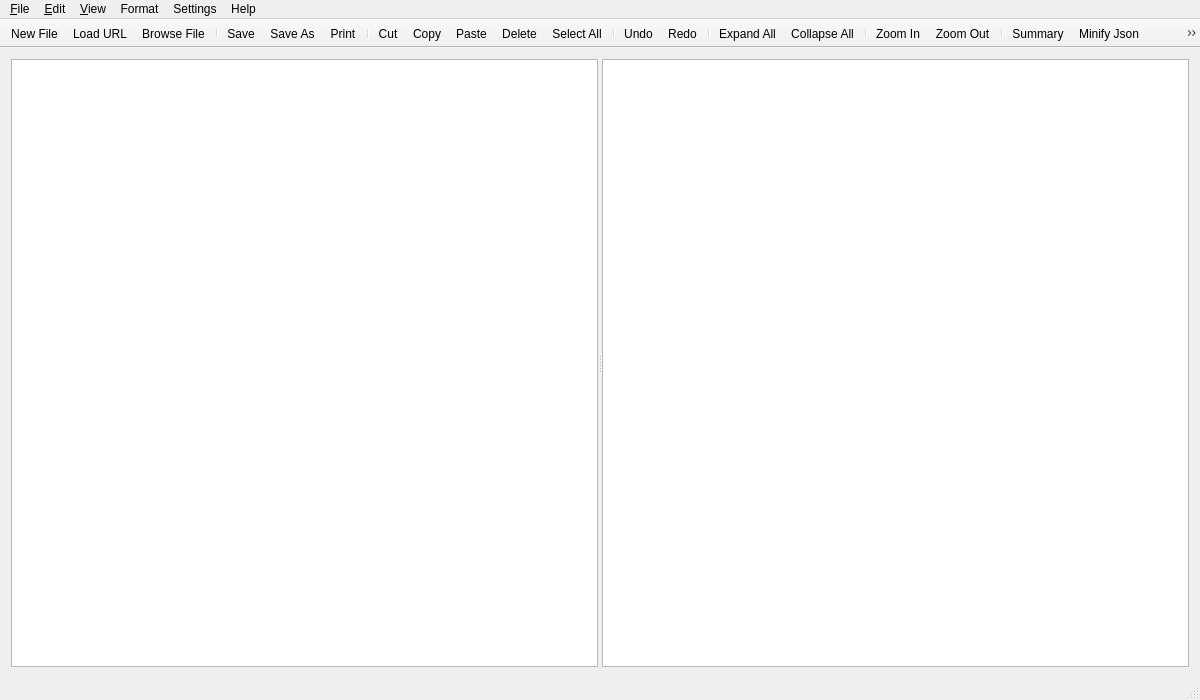
Old version of the form MainWindow.ui in the repository CYB3RPHO3NIX/Json-Visualizer.
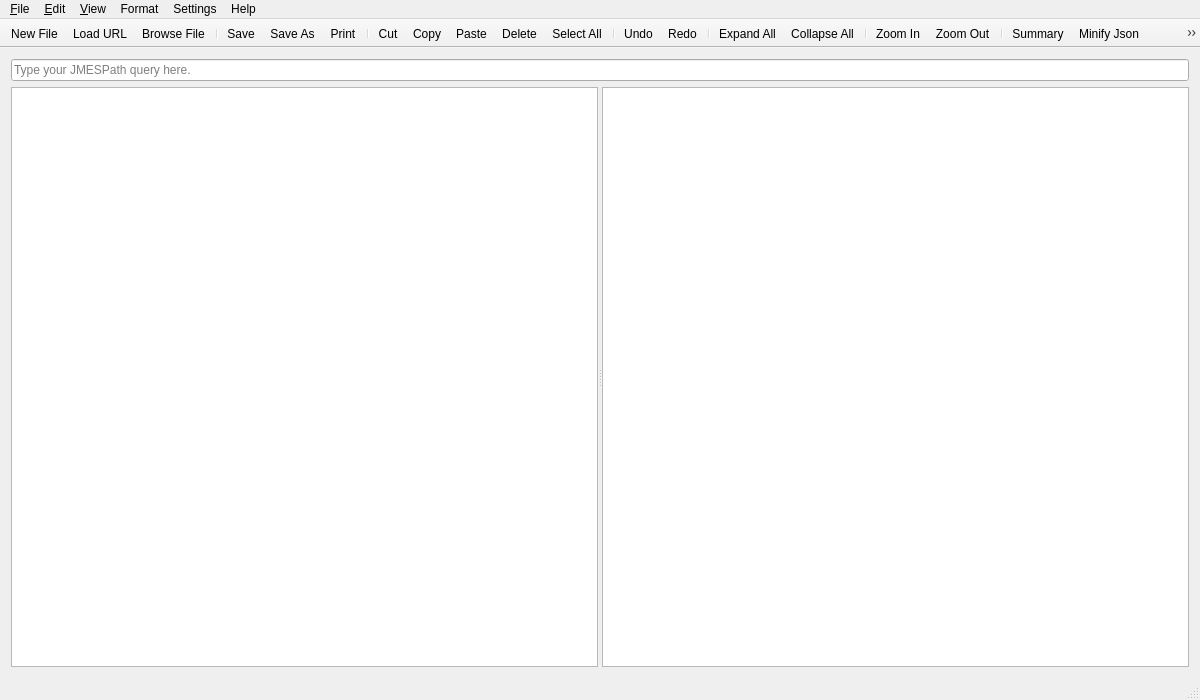
New version of the form. Icons and pictures are not drawn.

Commit message: added textbox for JMESPath

Diff of the .ui file:
```diff
--- a/MainWindow.ui
+++ b/MainWindow.ui
@@ -18,7 +18,14 @@
     <normaloff>:/icons/icons8_hierarchy_48px.png</normaloff>:/icons/icons8_hierarchy_48px.png</iconset>
   </property>
   <widget class="QWidget" name="centralWidget">
-   <layout class="QHBoxLayout" name="horizontalLayout">
+   <layout class="QVBoxLayout" name="verticalLayout">
+    <item>
+     <widget class="QLineEdit" name="txtJsonQuery">
+      <property name="placeholderText">
+       <string>Type your JMESPath query here.</string>
+      </property>
+     </widget>
+    </item>
     <item>
      <widget class="QSplitter" name="splitter">
       <property name="orientation">
```
Left out of the diff: 2 changed lines with no effect on the pictures. The commit also changes 2 other files.
